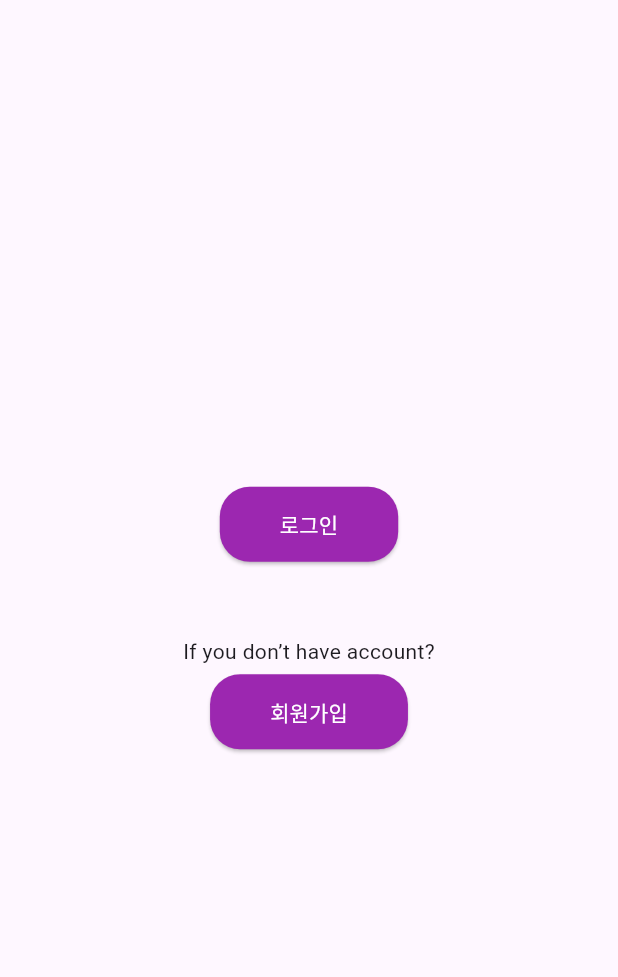
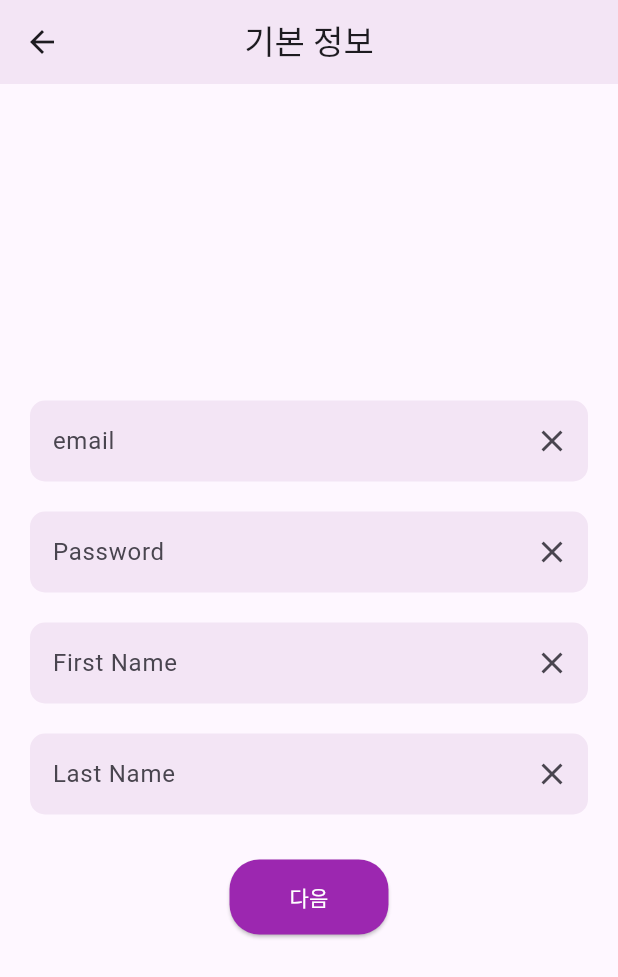
Before and after one commit to meongju0o0/emergency-room-service-front, a Flutter app: the screen it shows after launch, after a tap on "회원가입", on a phone screen of 412 x 824 dp. Shown: the top 977 px of the screen. Run offline on Flutter 3.47's test engine with Material 3 defaults, Android fonts, the phone set to English and light mode, and no system bars.

Commit message:
registration screen

```diff
--- a/lib/screens/main_screen.dart
+++ b/lib/screens/main_screen.dart
@@ -1,5 +1,6 @@
 import 'package:flutter/material.dart';
 import 'login_screen.dart';
+import 'registration_screen.dart';
 
 class MainScreen extends StatelessWidget {
   const MainScreen({super.key});
@@ -40,7 +41,10 @@ class MainScreen extends StatelessWidget {
                 const SizedBox(height: 5),
                 ElevatedButton(
                   onPressed: () {
-                    // 회원가입 버튼 동작
+                    Navigator.push(
+                      context,
+                      MaterialPageRoute(builder: (context) => const RegistrationScreen()),
+                    );
                   },
                   style: ElevatedButton.styleFrom(
                     backgroundColor: Colors.purple,
--- /dev/null
+++ b/lib/screens/registration_screen.dart
@@ -0,0 +1,102 @@
+import 'package:flutter/material.dart';
+
+class RegistrationScreen extends StatelessWidget {
+  const RegistrationScreen({super.key});
+
+  @override
+  Widget build(BuildContext context) {
+    return Scaffold(
+      appBar: AppBar(
+        title: const Text('기본 정보'),
+        backgroundColor: Colors.purple.shade50,
+        elevation: 0,
+        centerTitle: true,
+      ),
+      body: Center(
+        child: Column(
+          mainAxisAlignment: MainAxisAlignment.center,
+          children: [
+            Container(
+              margin: const EdgeInsets.symmetric(horizontal: 20, vertical: 10),
+              decoration: BoxDecoration(
+                color: Colors.purple.shade50,
+                borderRadius: BorderRadius.circular(10),
+              ),
+              child: const TextField(
+                decoration: InputDecoration(
+                  hintText: 'email',
+                  border: InputBorder.none,
+                  contentPadding: EdgeInsets.all(15),
+                  suffixIcon: Icon(Icons.close),
+                ),
+              ),
+            ),
+            Container(
+              margin: const EdgeInsets.symmetric(horizontal: 20, vertical: 10),
+              decoration: BoxDecoration(
+                color: Colors.purple.shade50,
+                borderRadius: BorderRadius.circular(10),
+              ),
+              child: const TextField(
+                obscureText: true,
+                decoration: InputDecoration(
+                  hintText: 'Password',
+                  border: InputBorder.none,
+                  contentPadding: EdgeInsets.all(15),
+                  suffixIcon: Icon(Icons.close),
+                ),
+              ),
+            ),
+            Container(
+              margin: const EdgeInsets.symmetric(horizontal: 20, vertical: 10),
+              decoration: BoxDecoration(
+                color: Colors.purple.shade50,
+                borderRadius: BorderRadius.circular(10),
+              ),
+              child: const TextField(
+                decoration: InputDecoration(
+                  hintText: 'First Name',
+                  border: InputBorder.none,
+                  contentPadding: EdgeInsets.all(15),
+                  suffixIcon: Icon(Icons.close),
+                ),
+              ),
+            ),
+            Container(
+              margin: const EdgeInsets.symmetric(horizontal: 20, vertical: 10),
+              decoration: BoxDecoration(
+                color: Colors.purple.shade50,
+                borderRadius: BorderRadius.circular(10),
+              ),
+              child: const TextField(
+                decoration: InputDecoration(
+                  hintText: 'Last Name',
+                  border: InputBorder.none,
+                  contentPadding: EdgeInsets.all(15),
+                  suffixIcon: Icon(Icons.close),
+                ),
+              ),
+            ),
+            const SizedBox(height: 20),
+            ElevatedButton(
+              onPressed: () {
+                // 다음 버튼 동작
+              },
+              style: ElevatedButton.styleFrom(
+                backgroundColor: Colors.purple,
+                shape: RoundedRectangleBorder(
+                  borderRadius: BorderRadius.circular(20),
+                ),
+                padding: const EdgeInsets.symmetric(horizontal: 40, vertical: 15),
+              ),
+              child: const Text(
+                '다음',
+                style: TextStyle(color: Colors.white),
+              ),
+            ),
+          ],
+        ),
+      ),
+    );
+  }
+}
```
